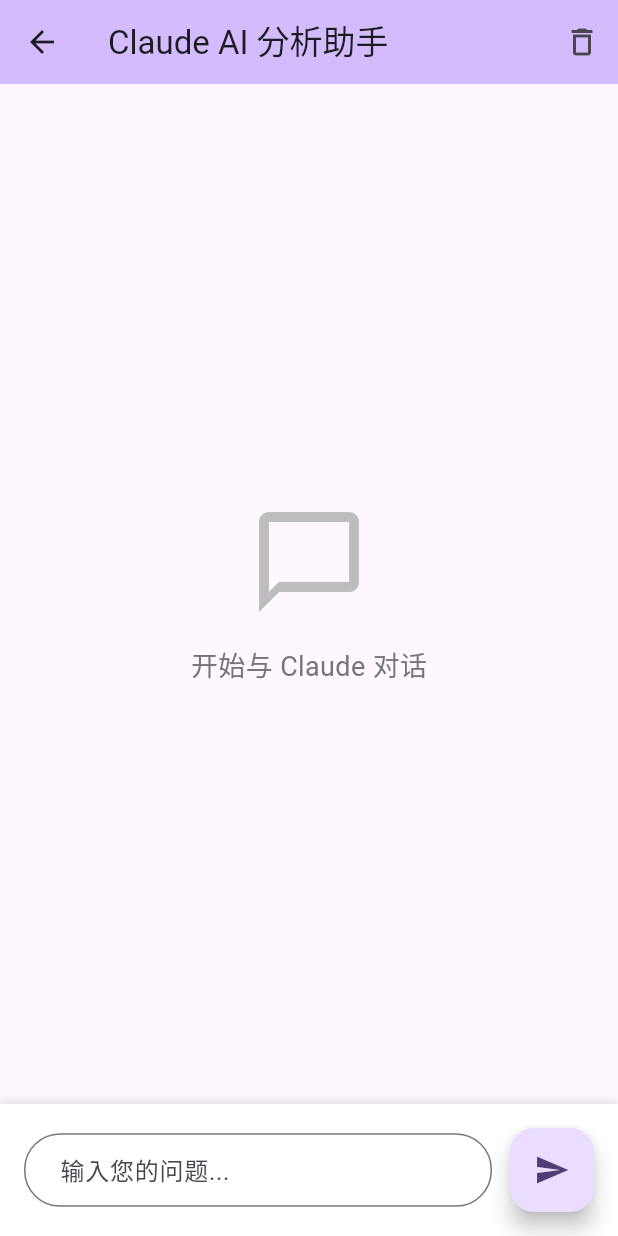
After one commit to bixiao7648/AiPlayer, a Flutter app: the screen it shows after launch, after a tap on "打开 Claude AI 分析助手", on a phone screen of 412 x 824 dp. The commit adds this screen. Run offline on Flutter 3.47's test engine with Material 3 defaults, Android fonts, the phone set to English and light mode, and no system bars; missing offline and left inert: dart:ffi.

Commit message:
3-实现基本的ai问答

```diff
--- /dev/null
+++ b/lib/analysis_page.dart
@@ -0,0 +1,282 @@
+import 'package:flutter/material.dart';
+import 'analysis_module.dart';
+
+class AnalysisPage extends StatefulWidget {
+  const AnalysisPage({super.key});
+
+  @override
+  State<AnalysisPage> createState() => _AnalysisPageState();
+}
+
+class _AnalysisPageState extends State<AnalysisPage> {
+  final AnalysisModule _analysisModule = AnalysisModule();
+  final TextEditingController _inputController = TextEditingController();
+  final ScrollController _scrollController = ScrollController();
+
+  final List<ChatMessage> _messages = [];
+  bool _isLoading = false;
+
+  @override
+  void dispose() {
+    _inputController.dispose();
+    _scrollController.dispose();
+    super.dispose();
+  }
+
+  void _sendMessage() async {
+    final message = _inputController.text.trim();
+    if (message.isEmpty || _isLoading) return;
+
+    // 添加用户消息
+    setState(() {
+      _messages.add(ChatMessage(
+        text: message,
+        isUser: true,
+        timestamp: DateTime.now(),
+      ));
+      _isLoading = true;
+    });
+
+    // 清空输入框
+    _inputController.clear();
+
+    // 滚动到底部
+    _scrollToBottom();
+
+    // 调用 Claude API
+    final response = await _analysisModule.sendMessage(message);
+
+    // 添加 AI 回复
+    setState(() {
+      _messages.add(ChatMessage(
+        text: response,
+        isUser: false,
+        timestamp: DateTime.now(),
+      ));
+      _isLoading = false;
+    });
+
+    // 滚动到底部
+    _scrollToBottom();
+  }
+
+  void _scrollToBottom() {
+    Future.delayed(const Duration(milliseconds: 100), () {
+      if (_scrollController.hasClients) {
+        _scrollController.animateTo(
+          _scrollController.position.maxScrollExtent,
+          duration: const Duration(milliseconds: 300),
+          curve: Curves.easeOut,
+        );
+      }
+    });
+  }
+
+  void _clearChat() {
+    setState(() {
+      _messages.clear();
+    });
+  }
+
+  @override
+  Widget build(BuildContext context) {
+    return Scaffold(
+      appBar: AppBar(
+        title: const Text('Claude AI 分析助手'),
+        backgroundColor: Theme.of(context).colorScheme.inversePrimary,
+        actions: [
+          IconButton(
+            icon: const Icon(Icons.delete_outline),
+            onPressed: _clearChat,
+            tooltip: '清空对话',
+          ),
+        ],
+      ),
+      body: Column(
+        children: [
+          // 消息列表
+          Expanded(
+            child: _messages.isEmpty
+                ? Center(
+                    child: Column(
+                      mainAxisAlignment: MainAxisAlignment.center,
+                      children: [
+                        Icon(
+                          Icons.chat_bubble_outline,
+                          size: 80,
+                          color: Colors.grey[400],
+                        ),
+                        const SizedBox(height: 16),
+                        Text(
+                          '开始与 Claude 对话',
+                          style: TextStyle(
+                            fontSize: 18,
+                            color: Colors.grey[600],
+                          ),
+                        ),
+                      ],
+                    ),
+                  )
+                : ListView.builder(
+                    controller: _scrollController,
+                    padding: const EdgeInsets.all(16),
+                    itemCount: _messages.length,
+                    itemBuilder: (context, index) {
+                      final message = _messages[index];
+                      return ChatBubble(message: message);
+                    },
+                  ),
+          ),
+
+          // 加载指示器
+          if (_isLoading)
+            Container(
+              padding: const EdgeInsets.symmetric(vertical: 8),
+              child: Row(
+                mainAxisAlignment: MainAxisAlignment.center,
+                children: [
+                  SizedBox(
+                    width: 20,
+                    height: 20,
+                    child: CircularProgressIndicator(
+                      strokeWidth: 2,
+                      color: Theme.of(context).colorScheme.primary,
+                    ),
+                  ),
+                  const SizedBox(width: 12),
+                  const Text('Claude 正在思考...'),
+                ],
+              ),
+            ),
+
+          // 输入框区域
+          Container(
+            decoration: BoxDecoration(
+              color: Colors.white,
+              boxShadow: [
+                BoxShadow(
+                  color: Colors.black.withOpacity(0.1),
+                  blurRadius: 4,
+                  offset: const Offset(0, -2),
+                ),
+              ],
+            ),
+            padding: const EdgeInsets.all(16),
+            child: Row(
+              children: [
+                Expanded(
+                  child: TextField(
+                    controller: _inputController,
+                    maxLines: null,
+                    textInputAction: TextInputAction.send,
+                    decoration: InputDecoration(
+                      hintText: '输入您的问题...',
+                      border: OutlineInputBorder(
+                        borderRadius: BorderRadius.circular(24),
+                      ),
+                      contentPadding: const EdgeInsets.symmetric(
+                        horizontal: 20,
+                        vertical: 12,
+                      ),
+                    ),
+                    onSubmitted: (_) => _sendMessage(),
+                  ),
+                ),
+                const SizedBox(width: 12),
+                FloatingActionButton(
+                  onPressed: _isLoading ? null : _sendMessage,
+                  child: Icon(_isLoading ? Icons.hourglass_empty : Icons.send),
+                ),
+              ],
+            ),
+          ),
+        ],
+      ),
+    );
+  }
+}
+
+// 消息数据模型
+class ChatMessage {
+  final String text;
+  final bool isUser;
+  final DateTime timestamp;
+
+  ChatMessage({
+    required this.text,
+    required this.isUser,
+    required this.timestamp,
+  });
+}
+
+// 聊天气泡组件
+class ChatBubble extends StatelessWidget {
+  final ChatMessage message;
+
+  const ChatBubble({super.key, required this.message});
+
+  @override
+  Widget build(BuildContext context) {
+    return Padding(
+      padding: const EdgeInsets.only(bottom: 16),
+      child: Row(
+        mainAxisAlignment:
+            message.isUser ? MainAxisAlignment.end : MainAxisAlignment.start,
+        crossAxisAlignment: CrossAxisAlignment.start,
+        children: [
+          if (!message.isUser) ...[
+            CircleAvatar(
+              backgroundColor: Colors.purple[100],
+              child: const Icon(Icons.smart_toy, color: Colors.purple),
+            ),
+            const SizedBox(width: 8),
+          ],
+          Flexible(
+            child: Container(
+              padding: const EdgeInsets.all(16),
+              decoration: BoxDecoration(
+                color: message.isUser
+                    ? Theme.of(context).colorScheme.primary
+                    : Colors.grey[200],
+                borderRadius: BorderRadius.circular(16),
+              ),
+              child: Column(
+                crossAxisAlignment: CrossAxisAlignment.start,
+                children: [
+                  Text(
+                    message.text,
+                    style: TextStyle(
+                      color: message.isUser ? Colors.white : Colors.black87,
+                      fontSize: 16,
+                    ),
+                  ),
+                  const SizedBox(height: 4),
+                  Text(
+                    _formatTime(message.timestamp),
+                    style: TextStyle(
+                      color: message.isUser
+                          ? Colors.white70
+                          : Colors.grey[600],
+                      fontSize: 12,
+                    ),
+                  ),
+                ],
+              ),
+            ),
+          ),
+          if (message.isUser) ...[
+            const SizedBox(width: 8),
+            CircleAvatar(
+              backgroundColor: Colors.blue[100],
+              child: const Icon(Icons.person, color: Colors.blue),
+            ),
+          ],
+        ],
+      ),
+    );
+  }
+
+  String _formatTime(DateTime time) {
+    return '${time.hour.toString().padLeft(2, '0')}:${time.minute.toString().padLeft(2, '0')}';
+  }
+}
--- a/lib/main.dart
+++ b/lib/main.dart
@@ -1,6 +1,7 @@
 import 'package:flutter/material.dart';
 import 'mouse_controller.dart';
 import 'keyboard_controller.dart';
+import 'analysis_page.dart';  // 添加这行
 
 void main() {
   runApp(const MyApp());
@@ -82,6 +83,13 @@
     _keyboardController.pressKeyCombination([VK.ALT, VK.F4]);
   }
 
+  void _openAnalysisPage() {
+    Navigator.push(
+      context,
+      MaterialPageRoute(builder: (context) => const AnalysisPage()),
+    );
+  }
+
   @override
   Widget build(BuildContext context) {
     return Scaffold(
@@ -96,6 +104,24 @@
             child: Column(
               mainAxisAlignment: MainAxisAlignment.center,
               children: <Widget>[
+                // 在最顶部添加 AI 分析按钮
+                ElevatedButton.icon(
+                  onPressed: _openAnalysisPage,
+                  icon: const Icon(Icons.psychology),
+                  label: const Text('打开 Claude AI 分析助手'),
+                  style: ElevatedButton.styleFrom(
+                    padding: const EdgeInsets.symmetric(
+                      horizontal: 32,
+                      vertical: 16,
+                    ),
+                    backgroundColor: Colors.purple,
+                    foregroundColor: Colors.white,
+                  ),
+                ),
+
+                const SizedBox(height: 40),
+                const Divider(),
+
                 // 鼠标控制部分
                 const Text(
                   '鼠标控制',
--- a/pubspec.yaml
+++ b/pubspec.yaml
@@ -35,6 +35,7 @@
   # Use with the CupertinoIcons class for iOS style icons.
   cupertino_icons: ^1.0.8
   ffi: ^2.1.0
+  http: ^1.1.0
 
 dev_dependencies:
   flutter_test:
```
Also changed, not shown: lib/analysis_module.dart (added, +66 -0 lines), pubspec.lock.
